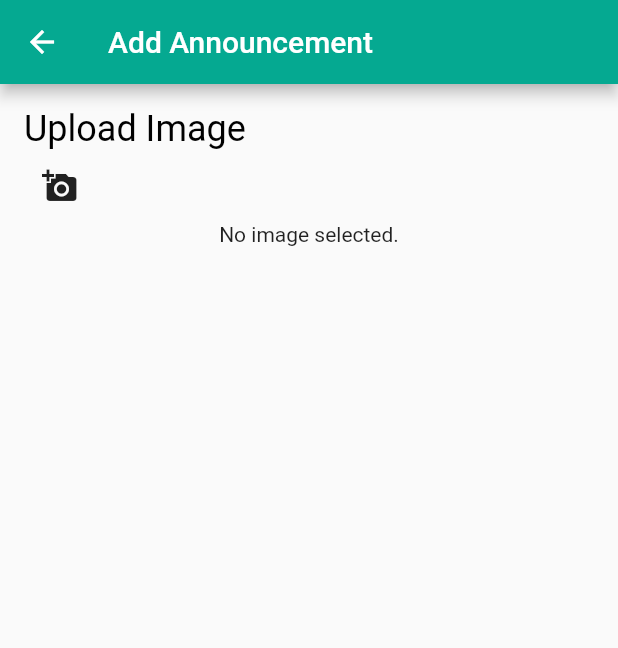
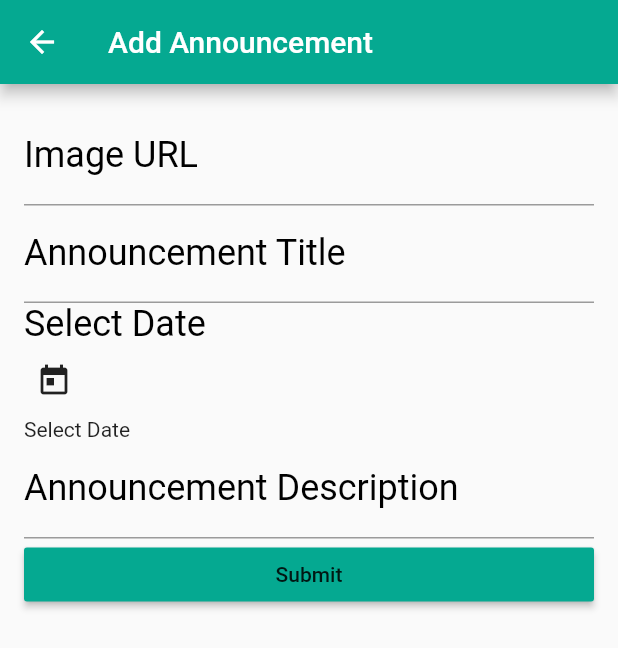
Before and after one commit to bashir-j/bashir_usdsa_proto, a Flutter app: the AddNewsItemPage screen opened directly, on a phone screen of 412 x 824 dp. Shown: the top 648 px of the screen. Run offline on Flutter 3.47's test engine with Material 2 defaults, Android fonts, the phone set to English and light mode, and no system bars; our stand-ins replace cloud_firestore, tuple; missing offline and left inert: date_utils, flutter_cupertino_date_picker; accounts and stored records are empty; network calls fail.

Commit message:
New Announcement - Functionality & Firebase Connection

```diff
--- a/lib/flutter_calendar_mod/flutter_calendar.dart
+++ b/lib/flutter_calendar_mod/flutter_calendar.dart
@@ -420,6 +420,8 @@ class _CalendarState extends State<Calendar> {
           .daysInRange(firstDayOfCurrentWeek, lastDayOfCurrentWeek)
           .toList();
       selectedMonthsDays = Utils.daysInMonth(day);
+      displayMonth = Utils.formatMonth(Utils.firstDayOfMonth(day));
+
     });
     _launchDateSelectionCallback(day);
   }
--- a/lib/pages/AddNewsItem.dart
+++ b/lib/pages/AddNewsItem.dart
@@ -2,7 +2,9 @@
 import 'dart:async';
 import 'dart:io';
 
+import 'package:cloud_firestore/cloud_firestore.dart';
 import 'package:flutter/material.dart';
+import 'package:intl/intl.dart';
 //import 'package:image_picker/image_picker.dart';
 
 class AddNewsItemPage extends StatefulWidget{
@@ -11,9 +13,9 @@ class AddNewsItemPage extends StatefulWidget{
 }
 
 class _AddNewsItemPageState extends State<AddNewsItemPage>{
-
+  final GlobalKey<FormState> _formKey = new GlobalKey<FormState>();
   File _image;
-
+  DateTime selectedDate;
   Future getImage() async {
     //var image = await ImagePicker.pickImage(source: ImageSource.camera);
 
@@ -25,6 +27,11 @@ class _AddNewsItemPageState extends State<AddNewsItemPage>{
   Widget build(BuildContext context) {
     final ThemeData theme = Theme.of(context);
     final TextStyle titleStyle = theme.textTheme.headline.copyWith(color: Colors.black);
+    final format = new DateFormat('dd-MM-yyyy');
+
+    String description;
+    String title;
+    String imgurl;
     return new Scaffold(
       appBar: new AppBar(
         title: Text("Add Announcement"),
@@ -34,17 +41,91 @@ class _AddNewsItemPageState extends State<AddNewsItemPage>{
           bottom: false,
           child: new Container(
             padding: const EdgeInsets.all(16.0),
-            child: new Column(
-              crossAxisAlignment: CrossAxisAlignment.start,
-              children: <Widget>[
-                new Text("Upload Image", style: titleStyle,),
-                new IconButton(icon: Icon(Icons.add_a_photo), onPressed: getImage,),
-                new Center(
-                  child: _image == null
-                      ? new Text('No image selected.')
-                      : new Image.file(_image),
-                ),
-              ],
+            child: Form(
+              key: _formKey,
+              autovalidate: false,
+              child: new ListView(
+                //crossAxisAlignment: CrossAxisAlignment.start,
+                children: <Widget>[
+//                  new Text("Upload Image", style: titleStyle,),
+//                  new IconButton(icon: Icon(Icons.add_a_photo), onPressed: getImage,),
+//                  new Center(
+//                    child: _image == null
+//                        ? new Text('No image selected.')
+//                        : new Image.file(_image),
+//                  ),
+                  new TextFormField(
+                    decoration: InputDecoration(
+                      labelStyle: titleStyle,
+                      labelText: "Image URL",
+                      hintText: "Enter Image URL Here"
+                    ),
+                    validator: (value){
+                      if (value.isEmpty) {
+                        return 'Please enter some text';
+                      }
+                    },
+                    onSaved: (value){
+                      imgurl = value;
+                    },
+                  ),
+                  new TextFormField(
+                    decoration: InputDecoration(
+                        labelStyle: titleStyle,
+                        labelText: "Announcement Title",
+                        hintText: "Enter Title Here"
+                    ),
+                    validator: (value){
+                      if (value.isEmpty) {
+                        return 'Please enter some text';
+                      }
+                    },
+                    onSaved: (value){
+                      title = value;
+                    },
+                  ),
+                  new Text("Select Date", style: titleStyle,),
+                  new IconButton(
+                      alignment: Alignment.centerLeft,
+                      icon: Icon(Icons.today),
+                      onPressed: ()async {
+                    DateTime newDT = await showDatePicker(
+                      context: context,
+                      initialDate: selectedDate ?? new DateTime.now(),
+                      firstDate: new DateTime(1960),
+                      lastDate: new DateTime(2050),
+                    );
+                    setState(() {
+                      selectedDate = newDT;
+                    });
+                  }),
+                  new Text(selectedDate == null ? "Select Date" : format.format(selectedDate)),
+                  new TextFormField(
+                    decoration: InputDecoration(
+                        labelStyle: titleStyle,
+                        labelText: "Announcement Description",
+                        hintText: "Enter Description Here"
+                    ),
+                    onSaved: (value){
+                      description = value;
+                    },
+                  ),
+                  new RaisedButton(
+                      child: new Text("Submit"),
+                      onPressed: (){
+                        final FormState form = _formKey.currentState;
+                        form.save();
+                        Map<String, dynamic> dataMap = new Map<String, dynamic>();
+                        dataMap["date"] = selectedDate;
+                        dataMap["description"] = description;
+                        dataMap["newsImgUrl"] = imgurl;
+                        dataMap["title"] = title;
+                        Firestore.instance.collection('announcements').document().setData(dataMap);
+                        Navigator.pop(context);
+                      }
+                  )
+                ],
+              ),
             ),
           )
       ),
```
